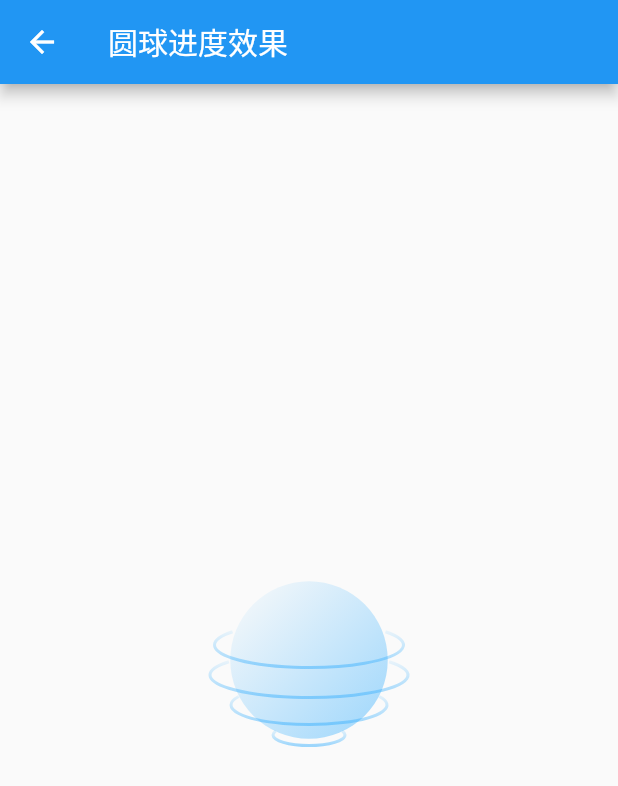
After one commit to huangjian0414/flutter_notes, a Flutter app: the RoundRotateDemo screen opened directly, on a phone screen of 412 x 824 dp. The commit adds this screen. Shown: the top 786 px of the screen. Run offline on Flutter 3.47's test engine with Material 2 defaults, Android fonts, the phone set to English and light mode, and no system bars.

Commit message:
圆球进度（未完成）

```diff
--- a/lib/main.dart
+++ b/lib/main.dart
@@ -1,7 +1,7 @@
 
 import 'package:flutter/material.dart';
-
 import 'notes/raddar_scan/raddar_scan_demo.dart';
+import 'notes/round_rotate/round_rotate_demo.dart';
 
 
 void main() {
@@ -60,7 +60,11 @@ class _MyHomePageState extends State<MyHomePage> {
       {
         'title':'雷达扫描',
         'page':  RaddarScanDemo()
-      }
+      },
+      {
+        'title':'圆球进度效果',
+        'page':  RoundRotateDemo()
+      },
     ];
   }
 }
--- /dev/null
+++ b/lib/notes/round_rotate/round_rotate_demo.dart
@@ -0,0 +1,40 @@
+
+
+import 'package:flutter/material.dart';
+import 'package:flutter_notes/notes/round_rotate/round_rotate_paint.dart';
+
+class RoundRotateDemo extends StatefulWidget {
+  const RoundRotateDemo({Key? key}) : super(key: key);
+
+  @override
+  State<RoundRotateDemo> createState() => _RoundRotateDemoState();
+}
+
+class _RoundRotateDemoState extends State<RoundRotateDemo>  with SingleTickerProviderStateMixin {
+
+  late AnimationController _controller;
+  late Animation _animation;
+
+  @override
+  void initState() {
+    // TODO: implement initState
+    super.initState();
+    _controller = AnimationController(vsync: this,duration: Duration(seconds: 3));
+    _controller.repeat();
+  }
+  @override
+  Widget build(BuildContext context) {
+    return Scaffold(
+      appBar: AppBar(
+        title: Text('圆球进度效果'),
+      ),
+      body: Center(
+        child: Container(
+          child: CustomPaint(
+            foregroundPainter: RoundRotatePainter(),
+          ),
+        ),
+      ),
+    );
+  }
+}
```
Also changed, not shown: lib/notes/round_rotate/round_rotate_paint.dart (added, +95 -0 lines), pubspec.lock.
